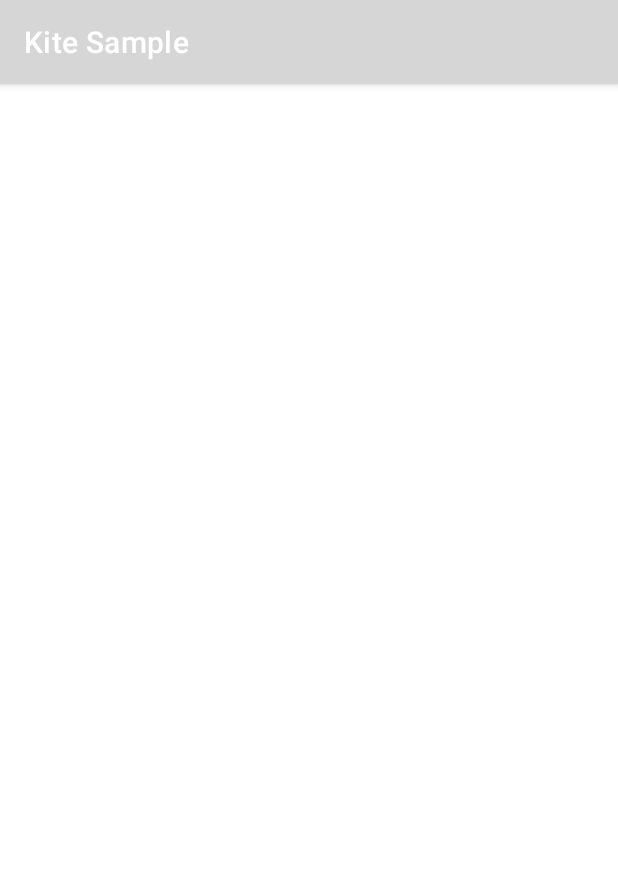
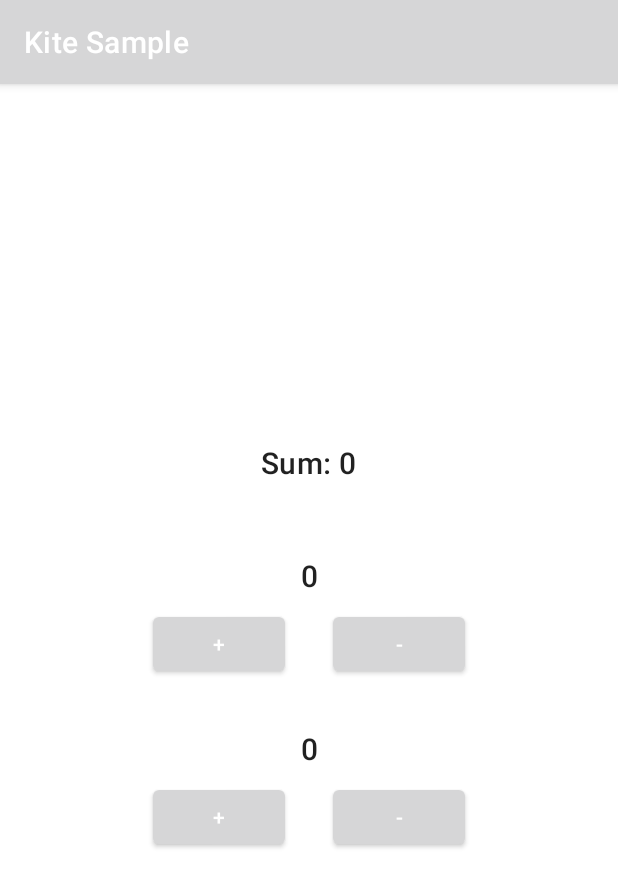
Before and after one commit to cats-oss/kite, an Android app: the CounterExampleFragment screen opened through its navigation route, on a phone screen of 412 x 824 dp. Shown: the top 887 px of the screen. Run offline under Robolectric (Android 15) with nearby library versions, the phone set to English and light mode, and no system bars.

Commit message:
Add Counter Example

```diff
--- a/kite-sample/src/main/java/jp/co/cyberagent/kite/sample/counter/CounterExampleFragment.kt
+++ b/kite-sample/src/main/java/jp/co/cyberagent/kite/sample/counter/CounterExampleFragment.kt
@@ -1,8 +1,46 @@
 package jp.co.cyberagent.kite.sample.counter
 
+import android.annotation.SuppressLint
 import androidx.fragment.app.Fragment
+import jp.co.cyberagent.kite.KiteComponentScopeModel
+import jp.co.cyberagent.kite.KiteDslScope
+import jp.co.cyberagent.kite.KiteProperty
+import jp.co.cyberagent.kite.fragmentUi
 import jp.co.cyberagent.kite.sample.R
+import jp.co.cyberagent.kite.sample.databinding.FragmentCounterExampleBinding
+import jp.co.cyberagent.kite.sample.databinding.IncludeCounterBinding
+import jp.co.cyberagent.kite.state
+import jp.co.cyberagent.kite.subscribe
 
-class CounterExampleFragment : Fragment(R.layout.fragment_counter_exaple) {
+@SuppressLint("SetTextI18n")
+class CounterExampleFragment : Fragment(R.layout.fragment_counter_example) {
 
+  val ui = fragmentUi<KiteComponentScopeModel> {
+    val binding = FragmentCounterExampleBinding.bind(requireView())
+
+    val count1 = state(0)
+    val count2 = state(0)
+
+    subscribe {
+      binding.textSum.text = "Sum: ${count1.value + count2.value}"
+    }
+
+    bindCounter(binding.counter1, count1)
+    bindCounter(binding.counter2, count2)
+  }
 }
+
+fun KiteDslScope.bindCounter(
+  binding: IncludeCounterBinding,
+  countState: KiteProperty<Int>
+) {
+  binding.buttonIncrement.setOnClickListener {
+    countState.value++
+  }
+  binding.buttonDecrement.setOnClickListener {
+    countState.value--
+  }
+  subscribe {
+    binding.textCount.text = countState.value.toString()
+  }
+}
--- /dev/null
+++ b/kite-sample/src/main/res/layout/fragment_counter_example.xml
@@ -0,0 +1,35 @@
+<?xml version="1.0" encoding="utf-8"?>
+<LinearLayout xmlns:android="http://schemas.android.com/apk/res/android"
+  xmlns:app="http://schemas.android.com/apk/res-auto"
+  xmlns:tools="http://schemas.android.com/tools"
+  android:layout_width="match_parent"
+  android:layout_height="match_parent"
+  android:gravity="center"
+  android:orientation="vertical"
+  android:padding="32dp"
+  >
+
+  <TextView
+    android:id="@+id/text_sum"
+    android:layout_width="wrap_content"
+    android:layout_height="wrap_content"
+    android:layout_marginBottom="32dp"
+    android:textAppearance="@style/TextAppearance.MaterialComponents.Headline6"
+    tools:text="1"
+    />
+
+  <include
+    android:id="@+id/counter_1"
+    layout="@layout/include_counter"
+    android:layout_width="match_parent"
+    android:layout_height="wrap_content"
+    />
+
+  <include
+    android:id="@+id/counter_2"
+    layout="@layout/include_counter"
+    android:layout_width="match_parent"
+    android:layout_height="wrap_content"
+    />
+
+</LinearLayout>
--- a/kite-sample/src/main/res/layout/fragment_counter_exaple.xml
+++ /dev/null
@@ -1,6 +0,0 @@
-<?xml version="1.0" encoding="utf-8"?>
-<androidx.constraintlayout.widget.ConstraintLayout
-    xmlns:android="http://schemas.android.com/apk/res/android" android:layout_width="match_parent"
-    android:layout_height="match_parent">
-
-</androidx.constraintlayout.widget.ConstraintLayout>
--- /dev/null
+++ b/kite-sample/src/main/res/layout/include_counter.xml
@@ -0,0 +1,45 @@
+<?xml version="1.0" encoding="utf-8"?>
+<androidx.constraintlayout.widget.ConstraintLayout xmlns:android="http://schemas.android.com/apk/res/android"
+  xmlns:app="http://schemas.android.com/apk/res-auto"
+  xmlns:tools="http://schemas.android.com/tools"
+  android:layout_width="match_parent"
+  android:layout_height="match_parent"
+  android:padding="16dp"
+  >
+
+  <TextView
+    android:id="@+id/text_count"
+    android:layout_width="wrap_content"
+    android:layout_height="wrap_content"
+    android:textAppearance="@style/TextAppearance.MaterialComponents.Headline6"
+    app:layout_constraintEnd_toEndOf="parent"
+    app:layout_constraintStart_toStartOf="parent"
+    app:layout_constraintTop_toTopOf="parent"
+    tools:text="0"
+    />
+
+  <Button
+    android:id="@+id/button_increment"
+    android:layout_width="wrap_content"
+    android:layout_height="wrap_content"
+    android:layout_marginEnd="32dp"
+    android:layout_marginRight="32dp"
+    android:layout_marginTop="8dp"
+    android:text="+"
+    app:layout_constraintEnd_toStartOf="@id/button_decrement"
+    app:layout_constraintHorizontal_chainStyle="packed"
+    app:layout_constraintStart_toStartOf="parent"
+    app:layout_constraintTop_toBottomOf="@id/text_count"
+    />
+
+  <Button
+    android:id="@+id/button_decrement"
+    android:layout_width="wrap_content"
+    android:layout_height="wrap_content"
+    android:text="-"
+    app:layout_constraintEnd_toEndOf="parent"
+    app:layout_constraintStart_toEndOf="@id/button_increment"
+    app:layout_constraintTop_toTopOf="@id/button_increment"
+    />
+
+</androidx.constraintlayout.widget.ConstraintLayout>
```
